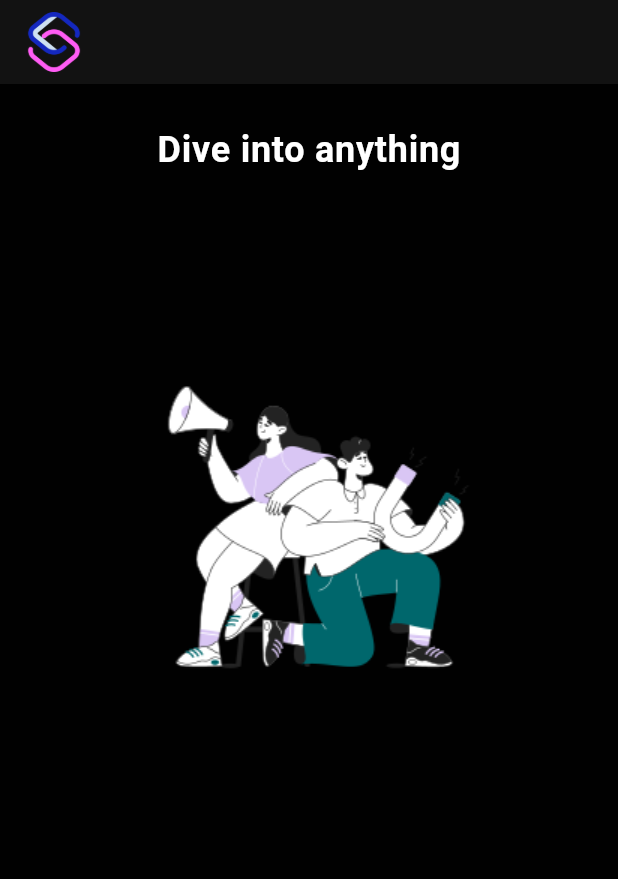
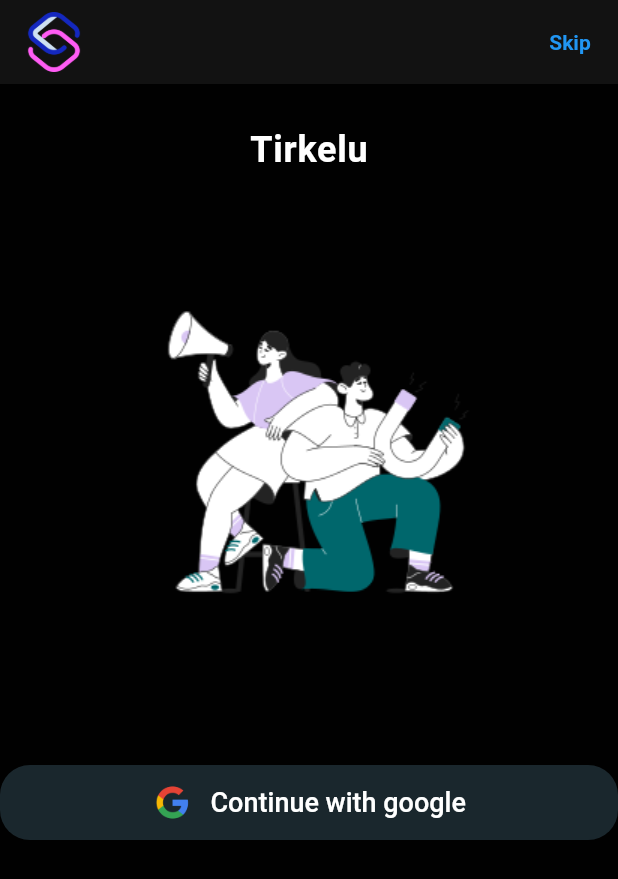
Before and after one commit to AB0s/Jana_Soz, a Flutter app: the screen it shows after launch, on a phone screen of 412 x 824 dp. Shown: the top 879 px of the screen. Run offline on Flutter 3.47's test engine with Material 2 defaults, Android fonts, the phone set to English and light mode, and no system bars; our stand-ins replace cloud_firestore, firebase_auth, firebase_core, google_sign_in; accounts and stored records are empty.

Commit message:
auth begin

```diff
--- /dev/null
+++ b/lib/core/common/sign_in_button.dart
@@ -0,0 +1,29 @@
+import 'package:flutter/material.dart';
+import 'package:jana_soz/core/constants/constants.dart';
+import 'package:jana_soz/theme/pallete.dart';
+
+class SignInButton extends StatelessWidget {
+  const SignInButton({Key? key}) : super(key: key);
+
+  @override
+  Widget build(BuildContext context) {
+    return ElevatedButton.icon(
+      onPressed: () {},
+      icon: Image.asset(
+        Constants.googlePath,
+        width: 35,
+      ),
+      label: const Text(
+        "Continue with google",
+        style: TextStyle(fontSize: 18),
+      ),
+      style: ElevatedButton.styleFrom(
+        backgroundColor: Pallete.greyColor,
+        minimumSize: const Size(double.infinity, 50),
+        shape: RoundedRectangleBorder(
+          borderRadius: BorderRadius.circular(20),
+        ),
+      ),
+    );
+  }
+}
--- a/lib/features/auth/screens/login_screen.dart
+++ b/lib/features/auth/screens/login_screen.dart
@@ -1,9 +1,9 @@
 import 'package:flutter/material.dart';
 import 'package:jana_soz/core/constants/constants.dart';
-
+import 'package:jana_soz/core/common/sign_in_button.dart';
 
 class login_screen extends StatelessWidget {
-  const login_screen ({Key? key}) : super(key: key);
+  const login_screen({Key? key}) : super(key: key);
 
   @override
   Widget build(BuildContext context) {
@@ -12,13 +12,24 @@ class login_screen extends StatelessWidget {
         title: Image.asset(
           Constants.logoPath,
           height: 40,
-        ),
+      ),
+        actions: [
+          TextButton(
+            onPressed: () => (context),
+            child: const Text(
+              'Skip',
+              style: TextStyle(
+                fontWeight: FontWeight.bold,
+              ),
+            ),
+          ),
+        ],
       ),
       body: Column(
         children: [
           const SizedBox(height: 30),
           const Text(
-            'Dive into anything',
+            'Tirkelu',
             style: TextStyle(
               fontSize: 24,
               fontWeight: FontWeight.bold,
@@ -30,10 +41,11 @@ class login_screen extends StatelessWidget {
             padding: const EdgeInsets.all(8.0),
             child: Image.asset(
               Constants.loginEmotePath,
-              height: 400,
+              height: 300,
             ),
           ),
-          const SizedBox(height: 20),
+          const SizedBox(height: 50),
+          const SignInButton(),
         ],
       ),
     );
--- a/pubspec.yaml
+++ b/pubspec.yaml
@@ -35,6 +35,12 @@ dependencies:
   # The following adds the Cupertino Icons font to your application.
   # Use with the CupertinoIcons class for iOS style icons.
   cupertino_icons: ^1.0.2
+  firebase_core: ^2.10.0
+  firebase_storage: ^11.1.1
+  cloud_firestore: ^4.5.2
+  firebase_auth: ^4.4.2
+  google_sign_in: ^6.1.0
+  flutter_riverpod: ^2.3.6
 
 dev_dependencies:
   flutter_test:
```
Also changed, not shown: lib/features/auth/repository/auth_repository.dart (added, +36 -0 lines), lib/main.dart (+12 -2 lines), lib/features/auth/controller/auth_controller.dart (added), lib/firebase_options.dart (added), pubspec.lock, 6 other files.
